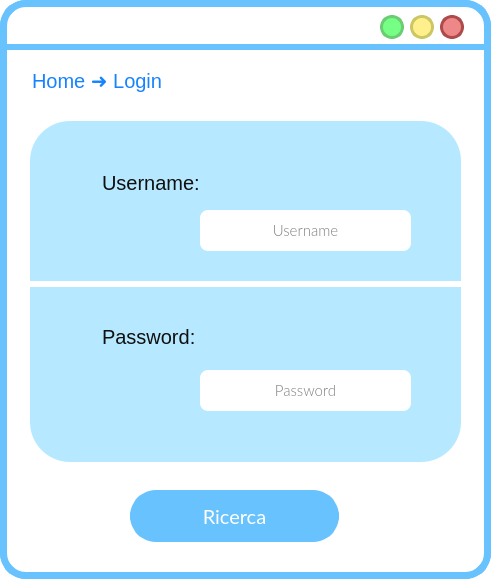
Qt form ui/Login.ui (SbattellaMattia/SoftwareEngineering) before a commit.
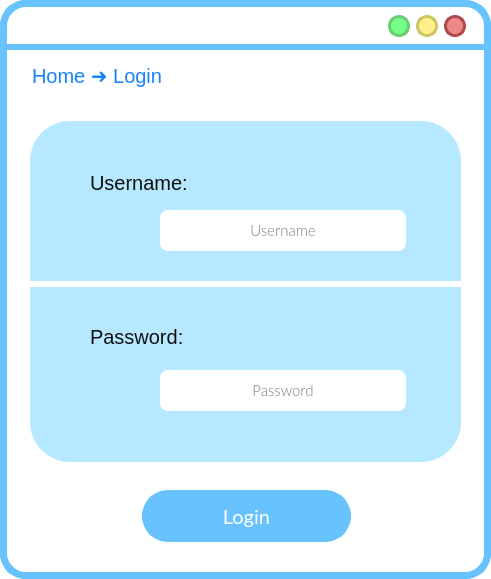
The same form after that commit. Icons and pictures are not drawn.

Diff of the .ui file:
```diff
--- a/ui/Login.ui
+++ b/ui/Login.ui
@@ -27,159 +27,6 @@
 }</string>
   </property>
   <widget class="QWidget" name="centralwidget">
-   <widget class="QPushButton" name="pushButton_3">
-    <property name="geometry">
-     <rect>
-      <x>440</x>
-      <y>15</y>
-      <width>24</width>
-      <height>24</height>
-     </rect>
-    </property>
-    <property name="sizePolicy">
-     <sizepolicy hsizetype="Fixed" vsizetype="Fixed">
-      <horstretch>0</horstretch>
-      <verstretch>0</verstretch>
-     </sizepolicy>
-    </property>
-    <property name="minimumSize">
-     <size>
-      <width>21</width>
-      <height>24</height>
-     </size>
-    </property>
-    <property name="maximumSize">
-     <size>
-      <width>24</width>
-      <height>24</height>
-     </size>
-    </property>
-    <property name="cursor">
-     <cursorShape>PointingHandCursor</cursorShape>
-    </property>
-    <property name="styleSheet">
-     <string notr="true">QPushButton{
- background-color:#ee8888;
- border-style: solid;
- border-radius:12px;
-font: 18pt &quot;Candara&quot;;
-border-color:#ae4a4a;
-border-width:3;
-}
-
-QPushButton::pressed{
-	background-color : white;
-	border-color:#ae4a4a;
-	border-width:3;
-}
-</string>
-    </property>
-    <property name="text">
-     <string/>
-    </property>
-   </widget>
-   <widget class="QPushButton" name="pushButton_2">
-    <property name="geometry">
-     <rect>
-      <x>410</x>
-      <y>15</y>
-      <width>24</width>
-      <height>24</height>
-     </rect>
-    </property>
-    <property name="sizePolicy">
-     <sizepolicy hsizetype="Fixed" vsizetype="Fixed">
-      <horstretch>0</horstretch>
-      <verstretch>0</verstretch>
-     </sizepolicy>
-    </property>
-    <property name="minimumSize">
-     <size>
-      <width>21</width>
-      <height>24</height>
-     </size>
-    </property>
-    <property name="maximumSize">
-     <size>
-      <width>24</width>
-      <height>24</height>
-     </size>
-    </property>
-    <property name="cursor">
-     <cursorShape>PointingHandCursor</cursorShape>
-    </property>
-    <property name="styleSheet">
-     <string notr="true">QPushButton{
- background-color:#fff08c	;
- border-style: solid;
- border-radius:12px;
-font: 18pt &quot;Candara&quot;;
-border-color:#ccc664;
-border-width:3;
-}
-
-QPushButton::pressed{
-	background-color : white;
-	border-color:#ccc664;
-	border-width:3;
-}
-</string>
-    </property>
-    <property name="text">
-     <string/>
-    </property>
-   </widget>
-   <widget class="QPushButton" name="pushButton_4">
-    <property name="geometry">
-     <rect>
-      <x>380</x>
-      <y>15</y>
-      <width>24</width>
-      <height>24</height>
-     </rect>
-    </property>
-    <property name="sizePolicy">
-     <sizepolicy hsizetype="Fixed" vsizetype="Fixed">
-      <horstretch>0</horstretch>
-      <verstretch>0</verstretch>
-     </sizepolicy>
-    </property>
-    <property name="minimumSize">
-     <size>
-      <width>21</width>
-      <height>24</height>
-     </size>
-    </property>
-    <property name="maximumSize">
-     <size>
-      <width>24</width>
-      <height>24</height>
-     </size>
-    </property>
-    <property name="cursor">
-     <cursorShape>PointingHandCursor</cursorShape>
-    </property>
-    <property name="styleSheet">
-     <string notr="true">QPushButton{
- background-color:#76ff85;
- border-style: solid;
- border-radius:12px;
-font: 18pt &quot;Candara&quot;;
-border-color:#6bcc73;
-border-width:3;
-}
-
-QPushButton::pressed{
-	background-color : white;
-	border-color:#6bcc73;
-	border-width:3;
-}
-</string>
-    </property>
-    <property name="text">
-     <string/>
-    </property>
-   </widget>
    <widget class="QLabel" name="label">
     <property name="geometry">
      <rect>
@@ -235,7 +82,7 @@
    <widget class="QLabel" name="label_2">
     <property name="geometry">
      <rect>
-      <x>103</x>
+      <x>90</x>
       <y>204</y>
       <width>50</width>
       <height>50</height>
@@ -259,7 +106,7 @@
    <widget class="QLabel" name="usernameLabel">
     <property name="geometry">
      <rect>
-      <x>102</x>
+      <x>90</x>
       <y>157</y>
       <width>181</width>
       <height>51</height>
@@ -280,7 +127,7 @@
    <widget class="QLabel" name="passwordLabel">
     <property name="geometry">
      <rect>
-      <x>102</x>
+      <x>90</x>
       <y>311</y>
       <width>181</width>
       <height>51</height>
@@ -301,7 +148,7 @@
    <widget class="QLabel" name="label_6">
     <property name="geometry">
      <rect>
-      <x>102</x>
+      <x>90</x>
       <y>361</y>
       <width>50</width>
       <height>50</height>
@@ -328,7 +175,7 @@
       <x>32</x>
       <y>50</y>
       <width>211</width>
-      <height>61</height>
+      <height>51</height>
      </rect>
     </property>
     <property name="styleSheet">
@@ -349,8 +196,8 @@
      <rect>
       <x>420</x>
       <y>63</y>
-      <width>36</width>
-      <height>36</height>
+      <width>38</width>
+      <height>38</height>
      </rect>
     </property>
     <property name="font">
@@ -384,7 +231,7 @@
    <widget class="QPushButton" name="ricercaButton">
     <property name="geometry">
      <rect>
-      <x>130</x>
+      <x>142</x>
       <y>490</y>
       <width>209</width>
       <height>52</height>
@@ -431,15 +278,15 @@
 </string>
     </property>
     <property name="text">
-     <string>Ricerca</string>
+     <string>Login</string>
     </property>
    </widget>
    <widget class="QLineEdit" name="passwordLineEdit">
     <property name="geometry">
      <rect>
-      <x>200</x>
+      <x>160</x>
       <y>370</y>
-      <width>211</width>
+      <width>246</width>
       <height>41</height>
      </rect>
     </property>
@@ -478,9 +325,9 @@
    <widget class="QLineEdit" name="usernameLineEdit">
     <property name="geometry">
      <rect>
-      <x>200</x>
+      <x>160</x>
       <y>210</y>
-      <width>211</width>
+      <width>246</width>
       <height>41</height>
      </rect>
     </property>
@@ -516,9 +363,159 @@
      <string>Username</string>
     </property>
    </widget>
-   <zorder>pushButton_3</zorder>
-   <zorder>pushButton_2</zorder>
-   <zorder>pushButton_4</zorder>
+   <widget class="QPushButton" name="reduceButton">
+    <property name="geometry">
+     <rect>
+      <x>388</x>
+      <y>15</y>
+      <width>22</width>
+      <height>22</height>
+     </rect>
+    </property>
+    <property name="sizePolicy">
+     <sizepolicy hsizetype="Fixed" vsizetype="Fixed">
+      <horstretch>0</horstretch>
+      <verstretch>0</verstretch>
+     </sizepolicy>
+    </property>
+    <property name="minimumSize">
+     <size>
+      <width>22</width>
+      <height>22</height>
+     </size>
+    </property>
+    <property name="maximumSize">
+     <size>
+      <width>24</width>
+      <height>24</height>
+     </size>
+    </property>
+    <property name="cursor">
+     <cursorShape>PointingHandCursor</cursorShape>
+    </property>
+    <property name="styleSheet">
+     <string notr="true">QPushButton{
+ background-color:#76ff85;
+ border-style: solid;
+ border-radius:11px;
+font: 18pt &quot;Candara&quot;;
+border-color:#6bcc73;
+border-width:3;
+}
+
+QPushButton::pressed{
+	background-color : white;
+	border-color:#6bcc73;
+	border-width:3;
+}
+</string>
+    </property>
+    <property name="text">
+     <string/>
+    </property>
+   </widget>
+   <widget class="QPushButton" name="maximizeButton">
+    <property name="geometry">
+     <rect>
+      <x>416</x>
+      <y>15</y>
+      <width>22</width>
+      <height>22</height>
+     </rect>
+    </property>
+    <property name="sizePolicy">
+     <sizepolicy hsizetype="Fixed" vsizetype="Fixed">
+      <horstretch>0</horstretch>
+      <verstretch>0</verstretch>
+     </sizepolicy>
+    </property>
+    <property name="minimumSize">
+     <size>
+      <width>20</width>
+      <height>20</height>
+     </size>
+    </property>
+    <property name="maximumSize">
+     <size>
+      <width>24</width>
+      <height>24</height>
+     </size>
+    </property>
+    <property name="cursor">
+     <cursorShape>PointingHandCursor</cursorShape>
+    </property>
+    <property name="styleSheet">
+     <string notr="true">QPushButton{
+ background-color:#fff08c	;
+ border-style: solid;
+ border-radius:11px;
+font: 18pt &quot;Candara&quot;;
+border-color:#ccc664;
+border-width:3;
+}
+
+QPushButton::pressed{
+	background-color : white;
+	border-color:#ccc664;
+	border-width:3;
+}
+</string>
+    </property>
+    <property name="text">
+     <string/>
+    </property>
+   </widget>
+   <widget class="QPushButton" name="exitButton">
+    <property name="geometry">
+     <rect>
+      <x>444</x>
+      <y>15</y>
+      <width>22</width>
+      <height>22</height>
+     </rect>
+    </property>
+    <property name="sizePolicy">
+     <sizepolicy hsizetype="Fixed" vsizetype="Fixed">
+      <horstretch>0</horstretch>
+      <verstretch>0</verstretch>
+     </sizepolicy>
+    </property>
+    <property name="minimumSize">
+     <size>
+      <width>22</width>
+      <height>22</height>
+     </size>
+    </property>
+    <property name="maximumSize">
+     <size>
+      <width>24</width>
+      <height>24</height>
+     </size>
+    </property>
+    <property name="cursor">
+     <cursorShape>PointingHandCursor</cursorShape>
+    </property>
+    <property name="styleSheet">
+     <string notr="true">QPushButton{
+ background-color:#ee8888;
+ border-style: solid;
+ border-radius:11px;
+font: 18pt &quot;Candara&quot;;
+border-color:#ae4a4a;
+border-width:3;
+}
+
+QPushButton::pressed{
+	background-color : white;
+	border-color:#ae4a4a;
+	border-width:3;
+}
+</string>
+    </property>
+    <property name="text">
+     <string/>
+    </property>
+   </widget>
    <zorder>label</zorder>
    <zorder>riquadroAzzurro</zorder>
    <zorder>label_2</zorder>
```
Left out of the diff: 6 changed lines with no effect on the pictures.
